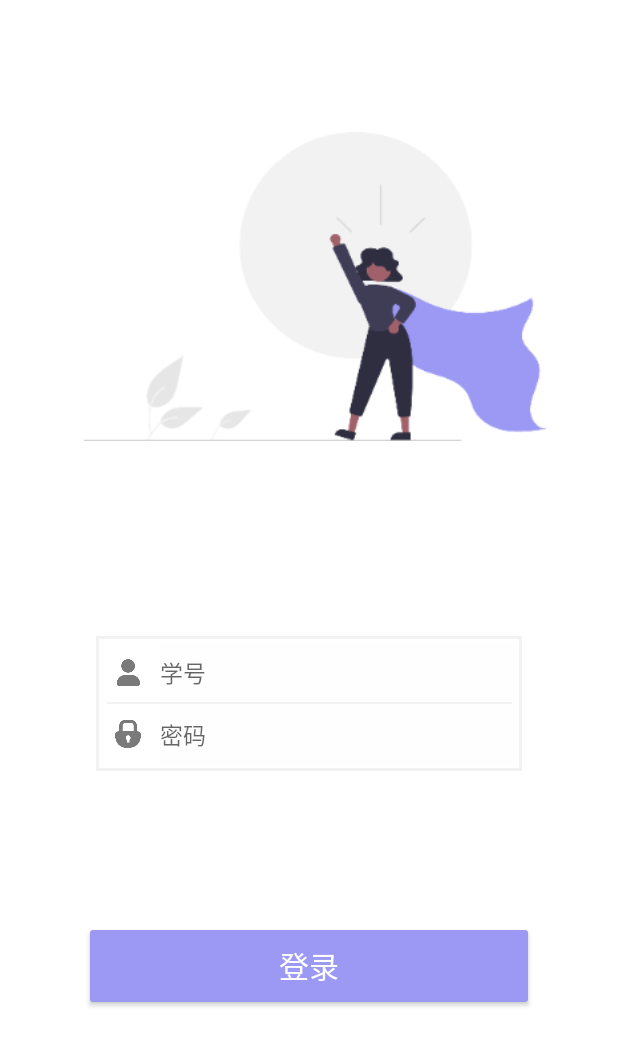
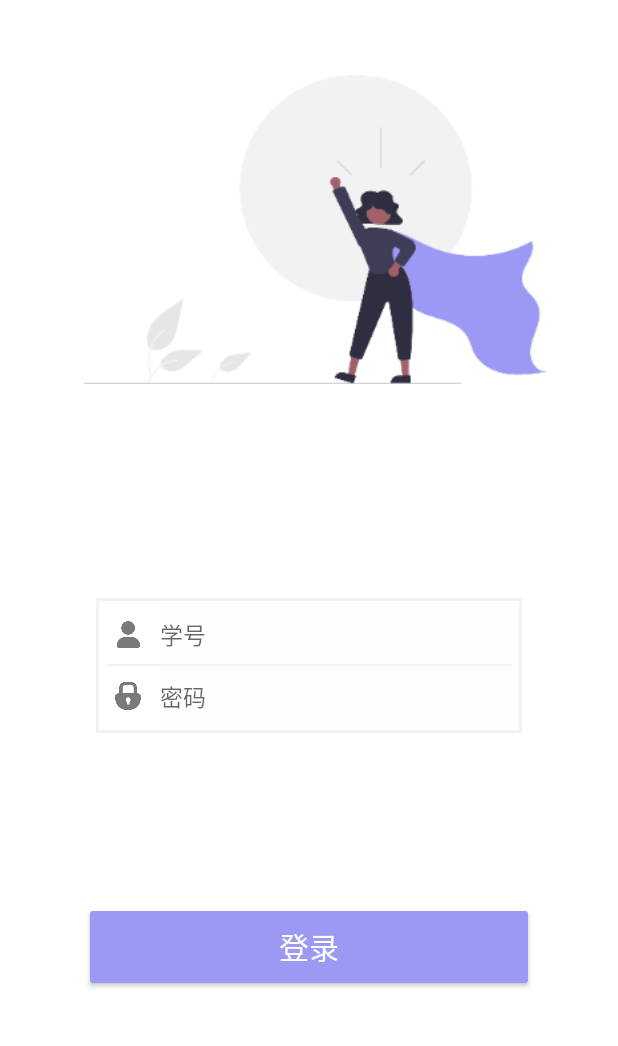
Before and after one commit to muxi-mini-project/2021-SelfControl-Android, an Android app: the screen it shows after launch (LoginActivity), on a phone screen of 412 x 824 dp. Shown: the top 1046 px of the screen. Run offline under Robolectric (Android 15) with nearby library versions, the phone set to English and light mode, and no system bars.

Commit message:
LoginPage

```diff
--- a/app/src/main/java/com/bignerdranch/android/sc/LoginActivity.java
+++ b/app/src/main/java/com/bignerdranch/android/sc/LoginActivity.java
@@ -1,25 +1,37 @@
 package com.bignerdranch.android.sc;
 
 import android.app.Activity;
+import android.content.Intent;
 import android.graphics.Color;
 import android.os.Build;
 import android.os.Bundle;
 import android.view.View;
 import android.view.Window;
 import android.view.WindowManager;
+import android.widget.Button;
 import android.widget.EditText;
-
 import androidx.appcompat.app.AppCompatActivity;
 
 public class LoginActivity extends AppCompatActivity {
 
     private EditText musername;
     private EditText mpassword;
+    private Button mloginbutton;
 
     @Override
     protected void onCreate(Bundle savedInstanceState) {
         super.onCreate(savedInstanceState);
         setContentView(R.layout.login_page);
+
+        mloginbutton=(Button)findViewById(R.id.login_B);
+        mloginbutton.setOnClickListener(new View.OnClickListener() {
+
+            @Override
+            public void onClick(View v) {
+                Intent intent=new Intent(LoginActivity.this,StudyLabelActivity.class);
+                startActivity(intent);
+            }
+        });
 
         //设置状态栏透明
         makeStatusBarTransparent(this);
--- a/app/src/main/res/layout/login_page.xml
+++ b/app/src/main/res/layout/login_page.xml
@@ -29,7 +29,7 @@
         android:layout_width="308dp"
         android:layout_height="206dp"
         android:layout_marginStart="55dp"
-        android:layout_marginTop="88dp"
+        android:layout_marginTop="50dp"
         android:layout_marginEnd="48dp"
         android:background="@mipmap/illust"
         app:layout_constraintEnd_toEndOf="parent"
```
